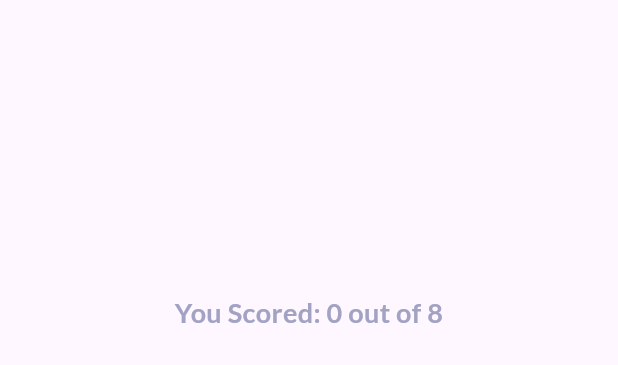
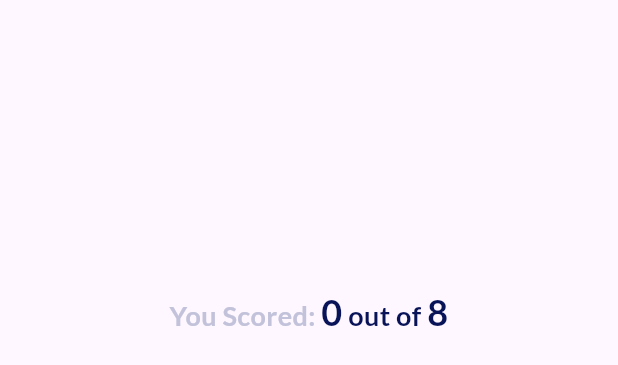
Before and after one commit to jonalo1110/jona-quiz, a Flutter app: the ResultsScreen widget shown alone on an empty page, opened directly with empty values, on a phone screen of 412 x 824 dp. Shown: the top 365 px of the screen. Run offline on Flutter 3.47's test engine with Material 3 defaults, Android fonts, the phone set to English and light mode, and no system bars; our stand-ins replace google_fonts.

Commit message:
Add files via upload

```diff
--- a/lib/screens/results_screen.dart
+++ b/lib/screens/results_screen.dart
@@ -42,15 +42,44 @@ class ResultsScreen extends StatelessWidget {
         child: Column(
           mainAxisAlignment: MainAxisAlignment.center,
           children: [
-            Text(
-              'You Scored: $numCorrectQuestions out of $numTotalQuestions',
-              style: GoogleFonts.lato(
-                fontSize: 18,
-                color: Color.fromARGB(255, 162, 162, 195),
-                fontWeight: FontWeight.bold,
+            Text.rich(
+              TextSpan(
+                text: 'You Scored: ',
+                style: GoogleFonts.lato(
+                  fontSize: 18,
+                  color: const Color.fromARGB(255, 194, 194, 218),
+                  fontWeight: FontWeight.bold,
+                ),
+                children: [
+                  TextSpan(
+                    text: '$numCorrectQuestions',
+                    style: GoogleFonts.lato(
+                      fontSize: 24,
+                      color: const Color.fromARGB(255, 9, 19, 88),
+                      fontWeight: FontWeight.bold,
+                    ),
+                  ),
+                  TextSpan(
+                    text: ' out of ',
+                    style: GoogleFonts.lato(
+                      fontSize: 18,
+                      color: const Color.fromARGB(255, 9, 19, 88),
+                      fontWeight: FontWeight.bold,
+                    ),
+                  ),
+                  TextSpan(
+                    text: '$numTotalQuestions',
+                    style: GoogleFonts.lato(
+                      fontSize: 24,
+                      color: Color.fromARGB(255, 9, 19, 88),
+                      fontWeight: FontWeight.bold,
+                    ),
+                  ),
+                ],
               ),
               textAlign: TextAlign.center,
             ),
+
             const SizedBox(height: 30),
             QuestionsSummary(summaryData),
             const SizedBox(height: 30),
--- a/lib/widgets/questions_summary/question_identifier.dart
+++ b/lib/widgets/questions_summary/question_identifier.dart
@@ -18,7 +18,7 @@ class QuestionIdentifier extends StatelessWidget {
       decoration: BoxDecoration(
         borderRadius: BorderRadius.circular(100),
         color: isCorrect
-            ? const Color.fromARGB(255, 150, 198, 241)
+            ? const Color.fromARGB(255, 160, 248, 101)
             : const Color.fromARGB(255, 178, 57, 57),
       ),
       child: Text(
```
